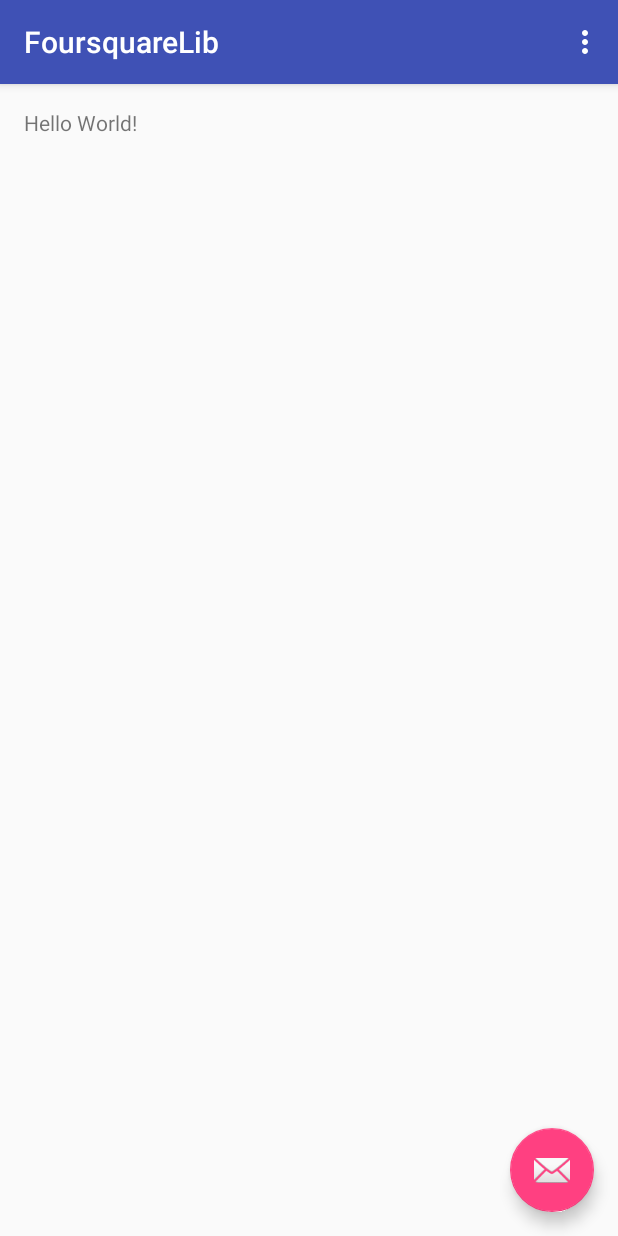
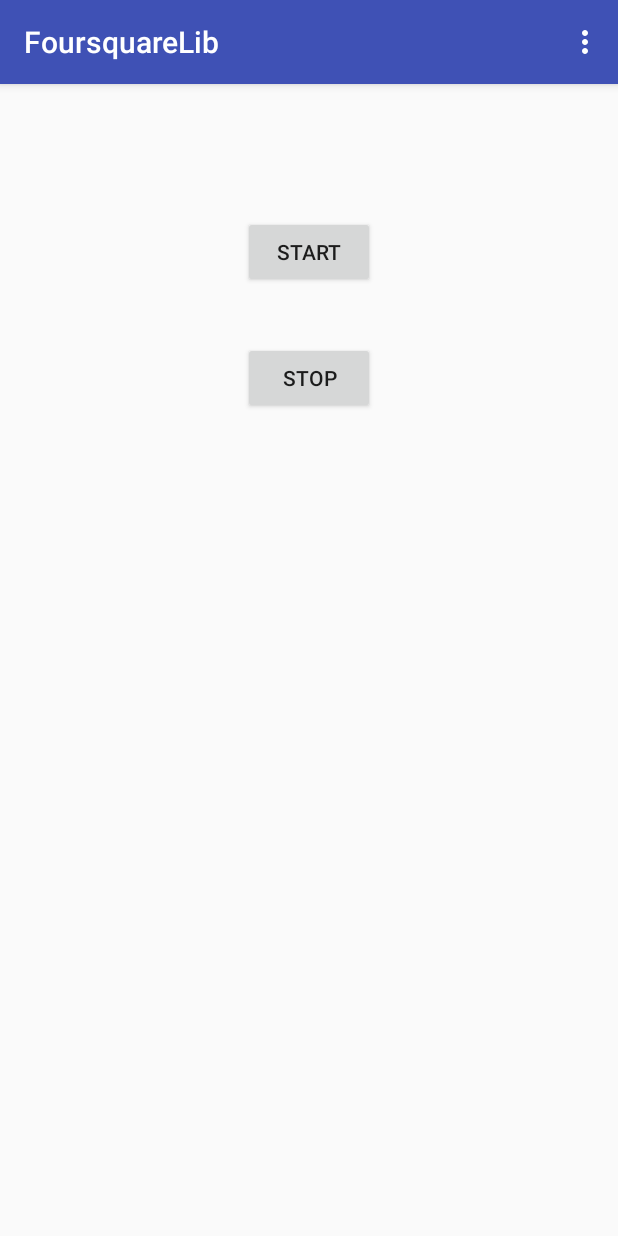
Before and after one commit to sunnyVolkova/FoursquareLib, an Android app: the screen it shows after launch (MainActivity), on a phone screen of 412 x 824 dp. Run offline under Robolectric (Android 15) with nearby library versions, the phone set to English and light mode, and no system bars.

```diff
--- a/example/src/main/res/layout/activity_main.xml
+++ b/example/src/main/res/layout/activity_main.xml
@@ -24,12 +24,4 @@
 
 	<include layout="@layout/content_main"/>
 
-	<android.support.design.widget.FloatingActionButton
-		android:id="@+id/fab"
-		android:layout_width="wrap_content"
-		android:layout_height="wrap_content"
-		android:layout_gravity="bottom|end"
-		android:layout_margin="@dimen/fab_margin"
-		android:src="@android:drawable/ic_dialog_email"/>
-
 </android.support.design.widget.CoordinatorLayout>
--- a/example/src/main/res/layout/content_main.xml
+++ b/example/src/main/res/layout/content_main.xml
@@ -13,8 +13,22 @@
 	tools:showIn="@layout/activity_main"
 	tools:context=".MainActivity">
 
-	<TextView
-		android:text="Hello World!"
+	<Button
 		android:layout_width="wrap_content"
-		android:layout_height="wrap_content"/>
+		android:layout_height="wrap_content"
+		android:text="@string/start"
+		android:id="@+id/buttonStart"
+		android:layout_centerHorizontal="true"
+		android:layout_marginTop="72dp"
+		android:onClick="onStartClick"/>
+
+	<Button
+		android:layout_width="wrap_content"
+		android:layout_height="wrap_content"
+		android:text="@string/stop"
+		android:id="@+id/buttonStop"
+		android:layout_below="@+id/buttonStart"
+		android:layout_centerHorizontal="true"
+		android:layout_marginTop="36dp"
+		android:onClick="onStopClick"/>
 </RelativeLayout>
--- a/example/src/main/res/values/strings.xml
+++ b/example/src/main/res/values/strings.xml
@@ -1,4 +1,7 @@
 <resources>
 	<string name="app_name">FoursquareLib</string>
 	<string name="action_settings">Settings</string>
+
+	<string name="start">Start</string>
+	<string name="stop">Stop</string>
 </resources>
--- a/forsquarelib/src/main/res/values/strings.xml
+++ b/forsquarelib/src/main/res/values/strings.xml
@@ -1,3 +1,5 @@
 <resources>
 	<string name="app_name">ForsquareLib</string>
+	<string name="notification_title">Location service</string>
+	<string name="notification_text">checking location</string>
 </resources>
```
Also changed, not shown: example/src/main/java/com/weezlabs/foursquarelib/MainActivity.java (+19 -14 lines), forsquarelib/src/main/java/com/weezlabs/forsquarelib/LocationChecker.java (+10 -11 lines), forsquarelib/src/main/java/com/weezlabs/forsquarelib/LocationService.java (+92 -24 lines).
